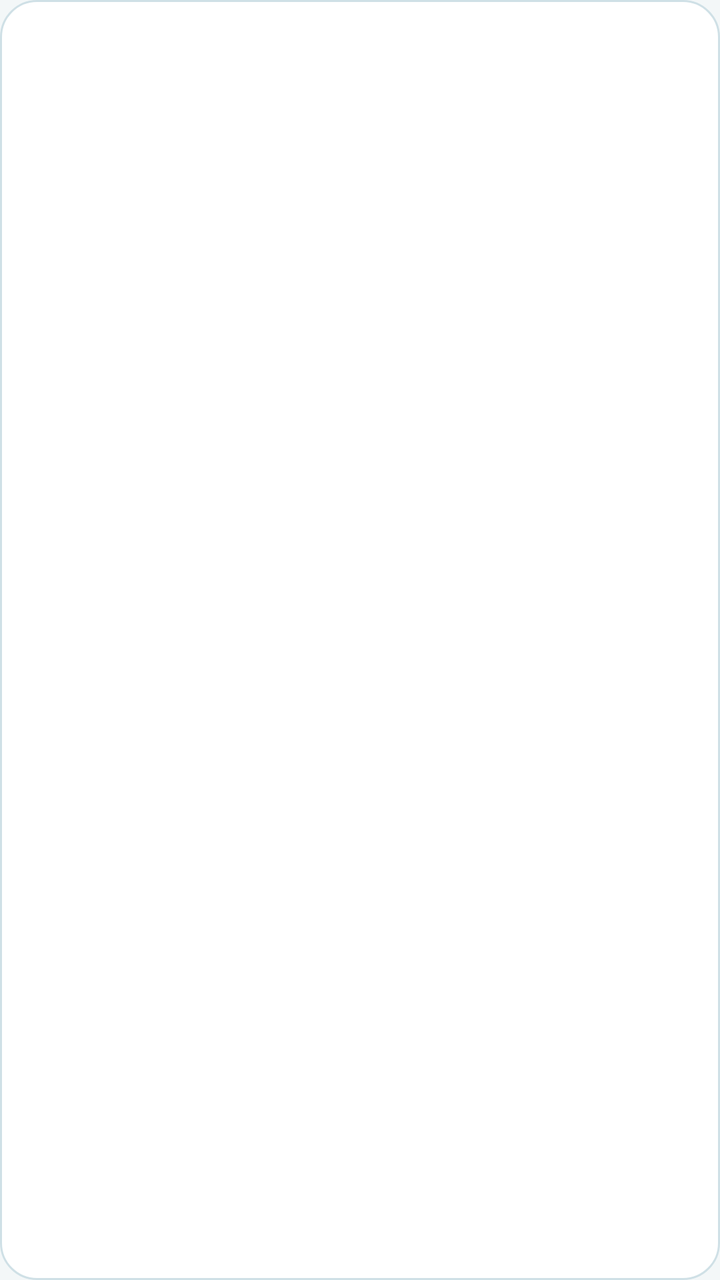
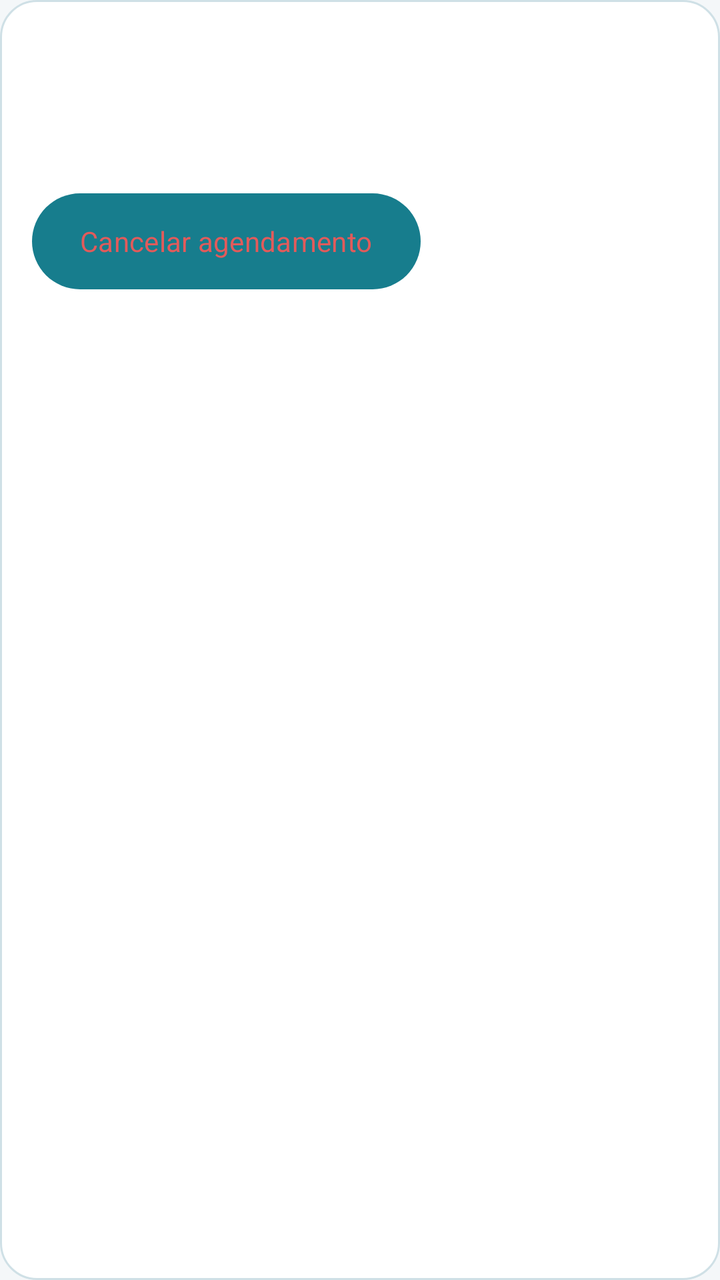

Screens rendered from an Android XML layout before and after an edit, with the pre-edit source and the edit as a unified diff.
<!-- AndroidManifest.xml: application theme Theme.AppDaMaya -->
<!-- res/layout/item_appointment.xml -->
<?xml version="1.0" encoding="utf-8"?>
<LinearLayout xmlns:android="http://schemas.android.com/apk/res/android"
    android:layout_width="match_parent"
    android:layout_height="wrap_content"
    android:layout_marginBottom="8dp"
    android:background="@drawable/bg_card"
    android:orientation="vertical"
    android:padding="12dp">

    <TextView
        android:id="@+id/textAppointmentTime"
        android:layout_width="match_parent"
        android:layout_height="wrap_content"
        android:textColor="@color/maya_accent_deep"
        android:textStyle="bold" />

    <TextView
        android:id="@+id/textAppointmentPatient"
        android:layout_width="match_parent"
        android:layout_height="wrap_content"
        android:textColor="@color/maya_text" />

    <TextView
        android:id="@+id/textAppointmentNotes"
        android:layout_width="match_parent"
        android:layout_height="wrap_content"
        android:textColor="@color/maya_text_muted"
        android:textSize="13sp" />
</LinearLayout>
<!-- resources referenced by this layout -->
<resources>
  <color name="maya_accent_deep">#3A7F8F</color>
  <color name="maya_text">#2C3A42</color>
  <color name="maya_text_muted">#6B7F88</color>
  <!-- drawable bg_card (drawable) -->
  <?xml version="1.0" encoding="utf-8"?>
  <shape xmlns:android="http://schemas.android.com/apk/res/android">
      <solid android:color="@color/white" />
      <corners android:radius="18dp" />
      <stroke
          android:width="1dp"
          android:color="@color/maya_border" />
  </shape>
  <style name="Theme.AppDaMaya" parent="Base.Theme.AppDaMaya" />
  <color name="white">#FFFFFFFF</color>
  <color name="maya_border">#CFE0E6</color>
  <style name="Base.Theme.AppDaMaya" parent="Theme.Material3.Light.NoActionBar">
          <item name="colorPrimary">@color/maya_accent_strong</item>
          <item name="colorOnPrimary">@color/white</item>
          <item name="colorSecondary">@color/maya_accent</item>
          <item name="android:statusBarColor">@color/maya_accent_strong</item>
          <item name="android:navigationBarColor">@color/maya_bg</item>
          <item name="android:windowBackground">@color/maya_bg</item>
          <item name="android:colorBackground">@color/maya_bg</item>
          <item name="colorSurface">@color/maya_bg_elevated</item>
          <item name="colorOnSurface">@color/maya_text</item>
          <item name="android:fontFamily">sans-serif-medium</item>
      </style>
  <color name="maya_accent_strong">#4F9AAB</color>
  <color name="maya_accent">#7BB9C8</color>
  <color name="maya_bg">#F3F7F8</color>
  <color name="maya_bg_elevated">#FFFFFF</color>
</resources>

<!-- the commit's change to res/layout/item_appointment.xml (unified diff, before → after) -->
@@ -1,29 +1,24 @@
-<?xml version="1.0" encoding="utf-8"?>
-<LinearLayout xmlns:android="http://schemas.android.com/apk/res/android"
-    android:layout_width="match_parent"
-    android:layout_height="wrap_content"
-    android:layout_marginBottom="8dp"
-    android:background="@drawable/bg_card"
-    android:orientation="vertical"
-    android:padding="12dp">
-
-    <TextView
-        android:id="@+id/textAppointmentTime"
-        android:layout_width="match_parent"
-        android:layout_height="wrap_content"
-        android:textColor="@color/maya_accent_deep"
-        android:textStyle="bold" />
-
-    <TextView
-        android:id="@+id/textAppointmentPatient"
-        android:layout_width="match_parent"
-        android:layout_height="wrap_content"
-        android:textColor="@color/maya_text" />
-
+<?xml version='1.0' encoding='utf-8'?>
+<LinearLayout xmlns:android="http://schemas.android.com/apk/res/android" android:layout_width="match_parent" android:layout_height="wrap_content" android:layout_marginBottom="8dp" android:background="@drawable/bg_card" android:orientation="vertical" android:padding="16dp">
+    <TextView android:textSize="22sp"
+        android:id="@+id/textAppointmentTime" android:layout_width="match_parent" android:layout_height="wrap_content" android:textColor="@color/maya_accent_deep" android:textStyle="bold" />
+    <TextView android:textSize="16sp"
+        android:layout_marginTop="4dp"
+        android:id="@+id/textAppointmentPatient" android:layout_width="match_parent" android:layout_height="wrap_content" android:textColor="@color/maya_text" />
     <TextView
         android:id="@+id/textAppointmentNotes"
         android:layout_width="match_parent"
         android:layout_height="wrap_content"
         android:textColor="@color/maya_text_muted"
         android:textSize="13sp" />
+    <Button
+        android:id="@+id/buttonCancelAppointment"
+        android:layout_width="wrap_content"
+        android:layout_height="48dp"
+        android:layout_marginTop="8dp"
+        android:text="@string/cancel_appointment"
+        android:textAllCaps="false"
+        android:textColor="@color/maya_danger"
+        android:background="@drawable/bg_btn_ghost"
+        android:backgroundTint="@null" />
 </LinearLayout>
<!-- resource entries referenced after the edit -->
@@ -1,8 +1,15 @@
 <!-- resources referenced by this layout -->
 <resources>
-  <color name="maya_accent_deep">#3A7F8F</color>
-  <color name="maya_text">#2C3A42</color>
-  <color name="maya_text_muted">#6B7F88</color>
+  <color name="maya_accent_deep">#125C6A</color>
+  <color name="maya_danger">#E25B5B</color>
+  <color name="maya_text">#18333D</color>
+  <color name="maya_text_muted">#566C76</color>
+  <!-- drawable bg_btn_ghost (drawable) -->
+  <?xml version="1.0" encoding="utf-8"?>
+  <shape xmlns:android="http://schemas.android.com/apk/res/android">
+      <solid android:color="@color/maya_accent_soft" />
+      <corners android:radius="999dp" />
+  </shape>
   <!-- drawable bg_card (drawable) -->
   <?xml version="1.0" encoding="utf-8"?>
   <shape xmlns:android="http://schemas.android.com/apk/res/android">
@@ -12,7 +19,9 @@
           android:width="1dp"
           android:color="@color/maya_border" />
   </shape>
+  <string name="cancel_appointment">Cancelar agendamento</string>
   <style name="Theme.AppDaMaya" parent="Base.Theme.AppDaMaya" />
+  <color name="maya_accent_soft">#D9EEF3</color>
   <color name="white">#FFFFFFFF</color>
   <color name="maya_border">#CFE0E6</color>
   <style name="Base.Theme.AppDaMaya" parent="Theme.Material3.Light.NoActionBar">
@@ -25,11 +34,11 @@
           <item name="android:colorBackground">@color/maya_bg</item>
           <item name="colorSurface">@color/maya_bg_elevated</item>
           <item name="colorOnSurface">@color/maya_text</item>
-          <item name="android:fontFamily">sans-serif-medium</item>
+          <item name="android:fontFamily">sans-serif</item>
       </style>
-  <color name="maya_accent_strong">#4F9AAB</color>
+  <color name="maya_accent_strong">#177D8D</color>
   <color name="maya_accent">#7BB9C8</color>
-  <color name="maya_bg">#F3F7F8</color>
+  <color name="maya_bg">#F4F7F9</color>
   <color name="maya_bg_elevated">#FFFFFF</color>
 </resources>
 
